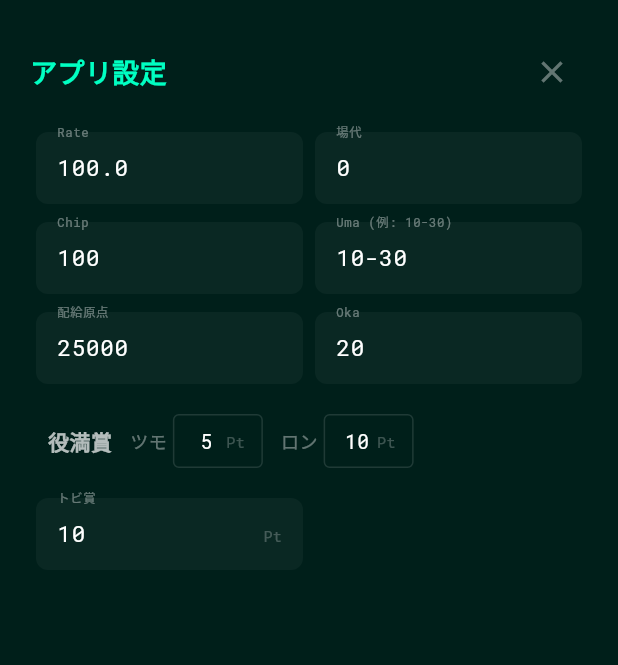
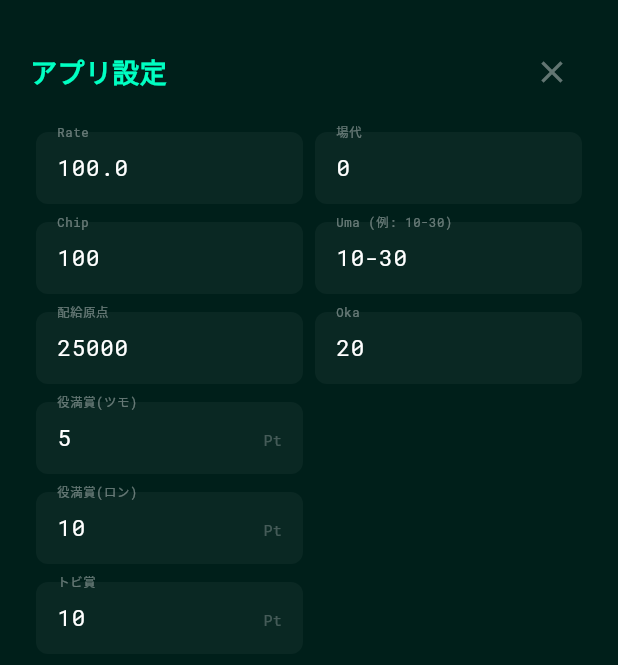
Before and after one commit to admin-test-hoyo/mahjong-score, a Flutter app: the SettingsModal widget shown alone on an empty page, opened directly, on a phone screen of 412 x 824 dp. Shown: the top 665 px of the screen. Run offline on Flutter 3.47's test engine with Material 3 defaults, Android fonts, the phone set to English and light mode, and no system bars; our stand-ins replace flutter_riverpod, google_fonts, shared_preferences; accounts and stored records are empty.

Commit message:
fix: standardize Settings Modal to Tobi row format with Pt units

```diff
--- a/lib/features/calc/calc_screen.dart
+++ b/lib/features/calc/calc_screen.dart
@@ -303,57 +303,9 @@ class SettingsModal extends ConsumerWidget {
         const SizedBox(height: 12),
         _row([_field(ref, '配給原点', config.startingPoints.toString(), (v) => ref.read(configProvider.notifier).updateStartingPoints(int.tryParse(v) ?? 25000)), _field(ref, 'Oka', config.oka.toString(), (v) => ref.read(configProvider.notifier).updateOka(int.tryParse(v) ?? 0))]),
         const SizedBox(height: 12),
-        Padding(
-          padding: const EdgeInsets.symmetric(horizontal: 12.0, vertical: 8.0),
-          child: Row(
-            mainAxisAlignment: MainAxisAlignment.start,
-            children: [
-              const Text('役満賞', style: TextStyle(fontWeight: FontWeight.bold, color: Colors.white70)),
-              const SizedBox(width: 12),
-              const Text('ツモ', style: TextStyle(color: Colors.white38, fontSize: 12)),
-              const SizedBox(width: 4),
-              SizedBox(
-                width: 60,
-                child: TextFormField(
-                  initialValue: config.yakumanTsumoPrize.toString(),
-                  textAlign: TextAlign.center,
-                  keyboardType: TextInputType.number,
-                  style: GoogleFonts.robotoMono(color: Colors.white, fontSize: 13),
-                  decoration: const InputDecoration(
-                    isDense: true,
-                    contentPadding: EdgeInsets.all(8),
-                    border: OutlineInputBorder(),
-                    enabledBorder: OutlineInputBorder(borderSide: BorderSide(color: Colors.white12)),
-                    suffixText: 'Pt',
-                    suffixStyle: TextStyle(color: Colors.white24, fontSize: 10),
-                  ),
-                  onChanged: (v) => ref.read(configProvider.notifier).updateYakumanTsumoPrize(int.tryParse(v) ?? 5),
-                ),
-              ),
-              const SizedBox(width: 12),
-              const Text('ロン', style: TextStyle(color: Colors.white38, fontSize: 12)),
-              const SizedBox(width: 4),
-              SizedBox(
-                width: 60,
-                child: TextFormField(
-                  initialValue: config.yakumanRonPrize.toString(),
-                  textAlign: TextAlign.center,
-                  keyboardType: TextInputType.number,
-                  style: GoogleFonts.robotoMono(color: Colors.white, fontSize: 13),
-                  decoration: const InputDecoration(
-                    isDense: true,
-                    contentPadding: EdgeInsets.all(8),
-                    border: OutlineInputBorder(),
-                    enabledBorder: OutlineInputBorder(borderSide: BorderSide(color: Colors.white12)),
-                    suffixText: 'Pt',
-                    suffixStyle: TextStyle(color: Colors.white24, fontSize: 10),
-                  ),
-                  onChanged: (v) => ref.read(configProvider.notifier).updateYakumanRonPrize(int.tryParse(v) ?? 10),
-                ),
-              ),
-            ],
-          ),
-        ),
+        _row([_field(ref, '役満賞(ツモ)', config.yakumanTsumoPrize.toString(), (v) => ref.read(configProvider.notifier).updateYakumanTsumoPrize(int.tryParse(v) ?? 5), suffixText: 'Pt'), const SizedBox()]),
+        const SizedBox(height: 12),
+        _row([_field(ref, '役満賞(ロン)', config.yakumanRonPrize.toString(), (v) => ref.read(configProvider.notifier).updateYakumanRonPrize(int.tryParse(v) ?? 10), suffixText: 'Pt'), const SizedBox()]),
         const SizedBox(height: 12),
         _row([_field(ref, 'トビ賞', config.tobiPrize.toString(), (v) => ref.read(configProvider.notifier).updateTobiPrize(int.tryParse(v) ?? 10), suffixText: 'Pt'), const SizedBox()]),
         const SizedBox(height: 32),
```
Also changed, not shown: 2 other files.
